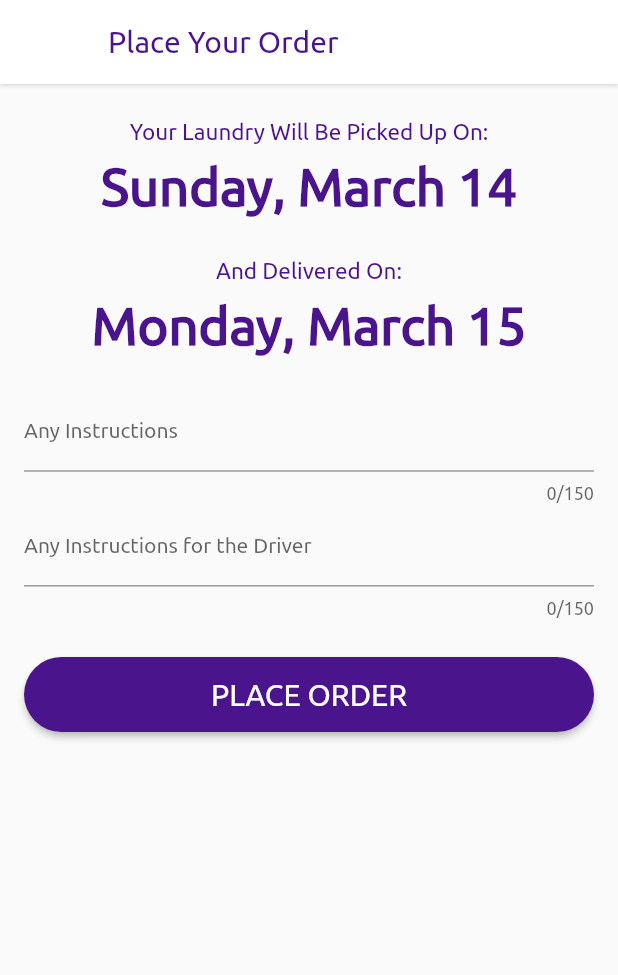
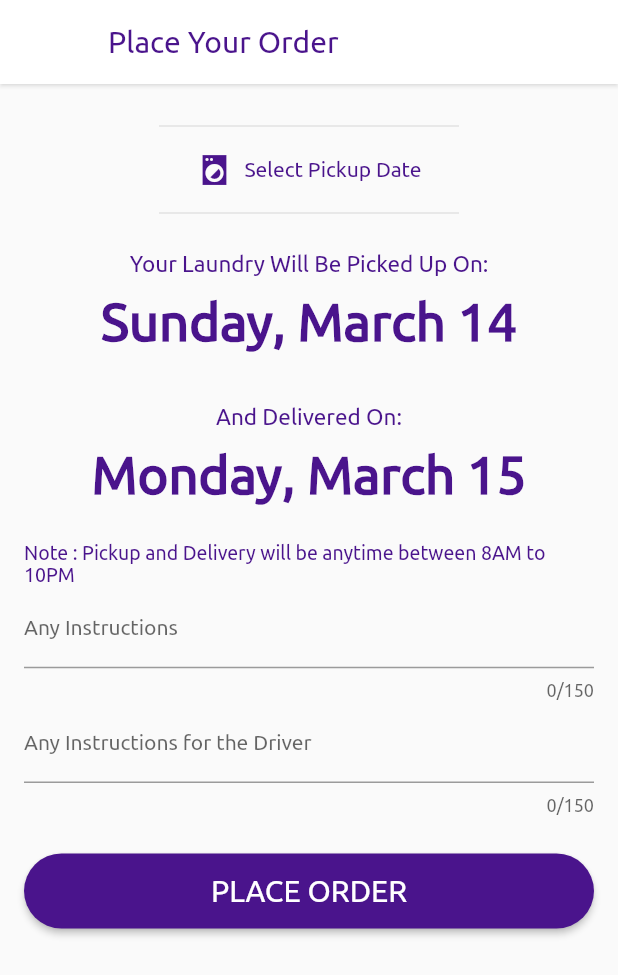
Before and after one commit to arunabhdas/dhobi_app, a Flutter app: the CustomOrderScreen screen opened directly, after a tap on "PLACE ORDER", on a phone screen of 412 x 824 dp. Shown: the top 975 px of the screen. Run offline on Flutter 3.47's test engine with Material 2 defaults, Android fonts, the phone set to English and light mode, and no system bars; our stand-ins replace connectivity, firebase_auth, firebase_core, firebase_database, firebase_storage, image_cropper and 2 more; accounts and stored records are empty.

Commit message:
changes on custom order screen

```diff
--- a/lib/main.dart
+++ b/lib/main.dart
@@ -1,3 +1,4 @@
+import 'package:dhobi_app/helpers/helpermethods.dart';
 import 'package:dhobi_app/screens/login_page.dart';
 import 'package:dhobi_app/screens/main_screen.dart';
 import 'package:dhobi_app/screens/registration_page.dart';
@@ -18,7 +19,7 @@ class MyApp extends StatelessWidget {
       title: 'Flutter Demo',
       theme: ThemeData(
         fontFamily: 'Ubuntu',
-        primarySwatch: Colors.purple,
+        primarySwatch: Colors.grey,
         primaryColor: Colors.purple[900],
         visualDensity: VisualDensity.adaptivePlatformDensity,
       ),
--- a/lib/screens/custom_order_screen.dart
+++ b/lib/screens/custom_order_screen.dart
@@ -1,3 +1,4 @@
+import 'package:dhobi_app/widgets/BrandDivider.dart';
 import 'package:dhobi_app/widgets/largeButton.dart';
 import 'package:flutter/cupertino.dart';
 import 'package:flutter/material.dart';
@@ -89,6 +90,20 @@ class _CustomOrderScreenState extends State<CustomOrderScreen> {
                   mainAxisSize: MainAxisSize.min,
                   children: [
                     SizedBox(height: 15),
+                    Container(height: 10, width: 200, child: BrandDivider()),
+                    TextButton.icon(
+                      onPressed: () => _selectDate(context),
+                      icon: Icon(Icons.local_laundry_service_sharp,
+                          color: Colors.purple[900]),
+                      label: Text(
+                        "Select Pickup Date",
+                        style: TextStyle(color: Colors.purple[900]),
+                      ),
+                    ),
+                    Container(height: 10, width: 200, child: BrandDivider()),
+                    SizedBox(
+                      height: 20,
+                    ),
                     Text(
                       'Your Laundry Will Be Picked Up On:',
                       style: TextStyle(
@@ -97,9 +112,8 @@ class _CustomOrderScreenState extends State<CustomOrderScreen> {
                         fontFamily: 'Ubuntu',
                       ),
                     ),
-                    TextButton(
-                      onPressed: () => openDateChanger(),
-                      child: Text(
+                    SizedBox(height: 10),
+                    Text(
                       "${DateFormat('EEEE, MMMM d').format(selectedPickupDate)}",
                       style: TextStyle(
                         fontSize: 35,
@@ -108,9 +122,8 @@ class _CustomOrderScreenState extends State<CustomOrderScreen> {
                         color: Colors.purple[900],
                       ),
                     ),
-                    ),
                     SizedBox(
-                      height: 20.0,
+                      height: 35.0,
                     ),
                     Text(
                       'And Delivered On:',
@@ -119,9 +132,8 @@ class _CustomOrderScreenState extends State<CustomOrderScreen> {
                           fontSize: 15,
                           fontFamily: 'Ubuntu'),
                     ),
-                    TextButton(
-                      onPressed: () => openDateChanger(),
-                      child: Text(
+                    SizedBox(height: 10),
+                    Text(
                       '${DateFormat('EEEE, MMMM d').format(selectedPickupDate.add((selectedPickupDate.weekday != 5) ? Duration(days: 1) : Duration(days: 2)))}',
                       style: TextStyle(
                         fontSize: 35,
@@ -130,8 +142,14 @@ class _CustomOrderScreenState extends State<CustomOrderScreen> {
                         color: Colors.purple[900],
                       ),
                     ),
+                    SizedBox(height: 25),
+                    Text(
+                      'Note : Pickup and Delivery will be anytime between 8AM to 10PM',
+                      style: TextStyle(
+                          color: Colors.purple[900],
+                          fontSize: 13,
+                          fontFamily: 'Ubuntu'),
                     ),
-                    SizedBox(height: 15),
                     TextField(
                       controller: instructionFieldController,
                       keyboardType: TextInputType.multiline,
@@ -175,11 +193,11 @@ class _CustomOrderScreenState extends State<CustomOrderScreen> {
                       title: 'PLACE ORDER',
                       color: Colors.purple[900],
                       onPressed: () {
-                        print(selectedPickupDate);
-                        print(selectedPickupDate.add(
-                            (selectedPickupDate.weekday != 5)
-                                ? Duration(days: 1)
-                                : Duration(days: 2)));
+                        // print(selectedPickupDate);
+                        // print(selectedPickupDate.add(
+                        //     (selectedPickupDate.weekday != 5)
+                        //         ? Duration(days: 1)
+                        //         : Duration(days: 2)));
                       },
                     )
                   ],
--- a/lib/tabs/settings_tab.dart
+++ b/lib/tabs/settings_tab.dart
@@ -92,7 +92,8 @@ class _SettingsTabState extends State<SettingsTab> {
             child: Padding(
               padding: const EdgeInsets.only(right: 20.0),
               child: GestureDetector(
-                child: Text('Sign Out'),
+                child: Text('Sign Out',
+                    style: TextStyle(color: Colors.purple[900])),
                 onTap: () {
                   showDialog(
                       context: context,
```
Lines whose indentation alone changed are shown as unchanged.
